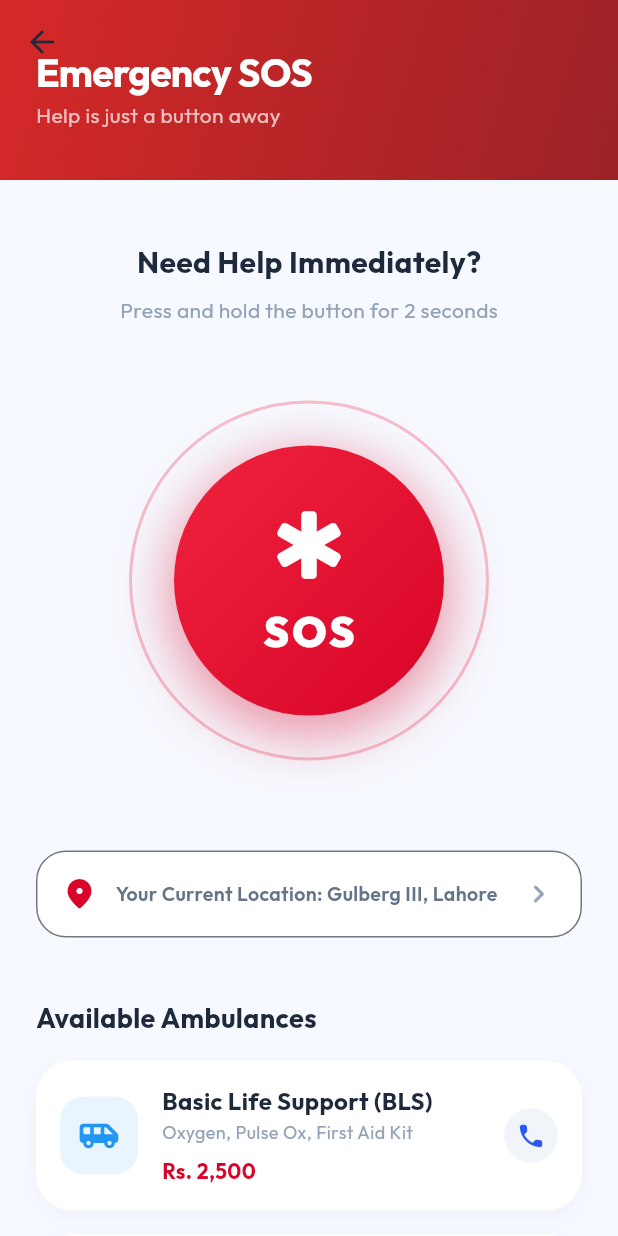
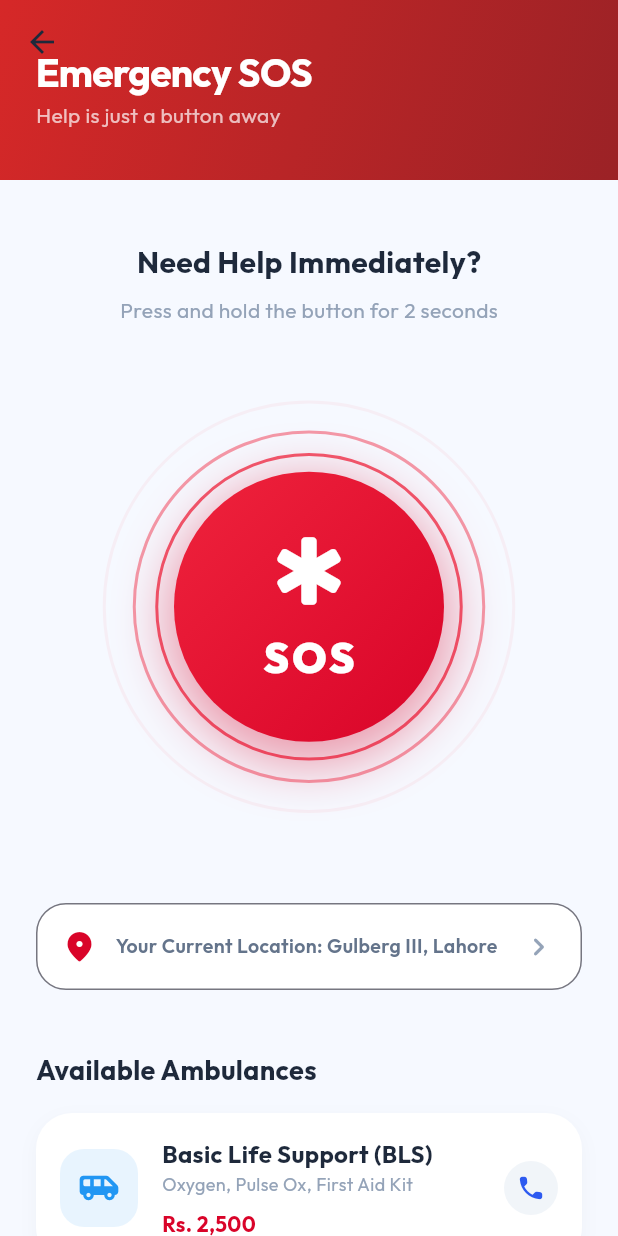
Before and after one commit to Choudhary-Khuzaim/MediMeet, a Flutter app: the AmbulanceScreen screen opened directly, on a phone screen of 412 x 824 dp. Run offline on Flutter 3.47's test engine with Material 3 defaults, Android fonts, the phone set to English and light mode, and no system bars; our stand-ins replace flutter_animate, google_fonts, shared_preferences, table_calendar; accounts and stored records are empty.

Commit message:
feat: stabilize codebase, add SOS animation, and complete localization for Pharmacy, Ambulance, and Lab Tests

```diff
--- a/lib/screens/ambulance_screen.dart
+++ b/lib/screens/ambulance_screen.dart
@@ -1,11 +1,37 @@
 import 'package:flutter/material.dart';
 import '../utils/app_colors.dart';
+import '../utils/app_localizations.dart';
 
-class AmbulanceScreen extends StatelessWidget {
+class AmbulanceScreen extends StatefulWidget {
   const AmbulanceScreen({super.key});
 
   @override
+  State<AmbulanceScreen> createState() => _AmbulanceScreenState();
+}
+
+class _AmbulanceScreenState extends State<AmbulanceScreen>
+    with SingleTickerProviderStateMixin {
+  late AnimationController _pulseController;
+
+  @override
+  void initState() {
+    super.initState();
+    _pulseController = AnimationController(
+      vsync: this,
+      duration: const Duration(milliseconds: 2000),
+    )..repeat();
+  }
+
+  @override
+  void dispose() {
+    _pulseController.dispose();
+    super.dispose();
+  }
+
+  @override
   Widget build(BuildContext context) {
+    final l10n = AppLocalizations.of(context)!;
+
     return Scaffold(
       backgroundColor: Theme.of(context).scaffoldBackgroundColor,
       body: CustomScrollView(
@@ -27,16 +53,19 @@ class AmbulanceScreen extends StatelessWidget {
                     end: Alignment.bottomRight,
                   ),
                 ),
-                child: const SafeArea(
+                child: SafeArea(
                   child: Padding(
-                    padding: EdgeInsets.symmetric(horizontal: 24, vertical: 20),
+                    padding: const EdgeInsets.symmetric(
+                      horizontal: 24,
+                      vertical: 20,
+                    ),
                     child: Column(
                       crossAxisAlignment: CrossAxisAlignment.start,
                       children: [
-                        SizedBox(height: 10),
+                        const SizedBox(height: 10),
                         Text(
-                          'Emergency SOS',
-                          style: TextStyle(
+                          l10n.emergencySos,
+                          style: const TextStyle(
                             fontSize: 26,
                             fontWeight: FontWeight.bold,
                             color: Colors.white,
@@ -44,8 +73,11 @@ class AmbulanceScreen extends StatelessWidget {
                           ),
                         ),
                         Text(
-                          'Help is just a button away',
-                          style: TextStyle(fontSize: 14, color: Colors.white70),
+                          l10n.helpJustAway,
+                          style: const TextStyle(
+                            fontSize: 14,
+                            color: Colors.white70,
+                          ),
                         ),
                       ],
                     ),
@@ -62,7 +94,7 @@ class AmbulanceScreen extends StatelessWidget {
               child: Column(
                 children: [
                   Text(
-                    'Need Help Immediately?',
+                    l10n.needHelpImmediately,
                     style: TextStyle(
                       fontSize: 20,
                       fontWeight: FontWeight.bold,
@@ -70,20 +102,32 @@ class AmbulanceScreen extends StatelessWidget {
                     ),
                   ),
                   const SizedBox(height: 8),
-                  const Text(
-                    'Press and hold the button for 2 seconds',
-                    style: TextStyle(color: AppColors.textMuted, fontSize: 14),
+                  Text(
+                    l10n.sosHoldMessage,
+                    style: const TextStyle(color: AppColors.textMuted, fontSize: 14),
                   ),
                   const SizedBox(height: 50),
                   // Animated SOS Button
                   GestureDetector(
+                    onLongPress: () {
+                      ScaffoldMessenger.of(context).showSnackBar(
+                        const SnackBar(
+                          content: Text('Dispatching emergency services...'),
+                          backgroundColor: Color(0xFFD90429),
+                          behavior: SnackBarBehavior.floating,
+                        ),
+                      );
+                    },
                     child: Stack(
                       alignment: Alignment.center,
                       children: [
                         // Pulse rings
-                        const _PulseRing(delay: 0),
-                        const _PulseRing(delay: 1),
-                        const _PulseRing(delay: 2),
+                        ...List.generate(3, (index) {
+                          return _AnimatedPulseRing(
+                            controller: _pulseController,
+                            delay: index * 0.3,
+                          );
+                        }),
                         Container(
                           width: 180,
                           height: 180,
@@ -105,18 +149,18 @@ class AmbulanceScreen extends StatelessWidget {
                               ),
                             ],
                           ),
-                          child: const Column(
+                          child: Column(
                             mainAxisAlignment: MainAxisAlignment.center,
                             children: [
-                              Icon(
+                              const Icon(
                                 Icons.emergency_rounded,
                                 color: Colors.white,
                                 size: 60,
                               ),
-                              SizedBox(height: 8),
+                              const SizedBox(height: 8),
                               Text(
-                                'SOS',
-                                style: TextStyle(
+                                l10n.sos,
+                                style: const TextStyle(
                                   color: Colors.white,
                                   fontWeight: FontWeight.w900,
                                   fontSize: 28,
@@ -145,14 +189,14 @@ class AmbulanceScreen extends StatelessWidget {
                   borderRadius: BorderRadius.circular(20),
                   border: Border.all(color: Theme.of(context).dividerColor),
                 ),
-                child: const Row(
+                child: Row(
                   children: [
-                    Icon(Icons.location_on_rounded, color: Color(0xFFD90429)),
-                    SizedBox(width: 12),
+                    const Icon(Icons.location_on_rounded, color: Color(0xFFD90429)),
+                    const SizedBox(width: 12),
                     Expanded(
                       child: Text(
-                        'Your Current Location: Gulberg III, Lahore',
-                        style: TextStyle(
+                        '${l10n.currentPosition}: Gulberg III, Lahore',
+                        style: const TextStyle(
                           fontSize: 13,
                           fontWeight: FontWeight.w600,
                         ),
@@ -160,7 +204,7 @@ class AmbulanceScreen extends StatelessWidget {
                         overflow: TextOverflow.ellipsis,
                       ),
                     ),
-                    Icon(
+                    const Icon(
                       Icons.chevron_right_rounded,
                       color: AppColors.textMuted,
                     ),
@@ -171,15 +215,15 @@ class AmbulanceScreen extends StatelessWidget {
           ),
 
           // Ambulance Categories
-          const SliverToBoxAdapter(
+          SliverToBoxAdapter(
             child: Padding(
-              padding: EdgeInsets.fromLTRB(24, 24, 24, 16),
+              padding: const EdgeInsets.fromLTRB(24, 24, 24, 16),
               child: Text(
-                'Available Ambulances',
+                l10n.availableAmbulances,
                 style: TextStyle(
                   fontSize: 18,
                   fontWeight: FontWeight.bold,
-                  color: AppColors.textPrimary,
+                  color: Theme.of(context).textTheme.titleLarge?.color,
                 ),
               ),
             ),
@@ -220,24 +264,30 @@ class AmbulanceScreen extends StatelessWidget {
   }
 }
 
-class _PulseRing extends StatelessWidget {
+class _AnimatedPulseRing extends StatelessWidget {
+  final AnimationController controller;
   final double delay;
-  const _PulseRing({required this.delay});
+
+  const _AnimatedPulseRing({required this.controller, required this.delay});
 
   @override
   Widget build(BuildContext context) {
-    // Note: In a real app, we'd use an AnimationController for the pulse effect.
-    // For now, we simulate the look.
+    return AnimatedBuilder(
+      animation: controller,
+      builder: (context, child) {
+        double value = (controller.value + delay) % 1.0;
         return Container(
-      width: 240,
-      height: 240,
+          width: 180 + (100 * value),
+          height: 180 + (100 * value),
           decoration: BoxDecoration(
             shape: BoxShape.circle,
             border: Border.all(
-          color: const Color(0xFFEF233C).withOpacity(0.1),
+              color: const Color(0xFFEF233C).withOpacity(1.0 - value),
               width: 2,
             ),
           ),
+        );
+      },
     );
   }
 }
--- a/lib/utils/app_localizations.dart
+++ b/lib/utils/app_localizations.dart
@@ -336,6 +336,37 @@ class AppLocalizations {
   String get logOutSession => _isUrdu ? 'سیشن ختم کریں' : 'Log Out Session';
   String get signOutConfirm => _isUrdu ? 'کیا آپ واقعی سیشن ختم کرنا چاہتے ہیں؟' : 'Are you sure you want to end your medical session?';
 
+  // Ambulance
+  String get ambulance => _isUrdu ? 'ایمبولینس' : 'Ambulance';
+  String get emergencySos => _isUrdu ? 'ایمرجنسی SOS' : 'Emergency SOS';
+  String get helpJustAway => _isUrdu ? 'مدد صرف ایک بٹن دور ہے' : 'Help is just a button away';
+  String get needHelpImmediately => _isUrdu ? 'کیا آپ کو فوری مدد کی ضرورت ہے؟' : 'Need Help Immediately?';
+  String get sosHoldMessage => _isUrdu ? 'بٹن کو 2 سیکنڈ تک دبائے رکھیں' : 'Press and hold the button for 2 seconds';
+  String get sos => _isUrdu ? 'ایس او ایس' : 'SOS';
+  String get currentPosition => _isUrdu ? 'آپ کا موجودہ مقام' : 'Your Current Location';
+  String get availableAmbulances => _isUrdu ? 'دستیاب ایمبولینسیں' : 'Available Ambulances';
+
+  // Pharmacy
+  String get mediShop => _isUrdu ? 'میڈی شاپ' : 'MediShop';
+  String get authenticMedicines => _isUrdu ? 'اصلی ادویات آپ کی دہلیز پر' : 'Authentic medicines delivered to your doorstep';
+  String get flatOffer => _isUrdu ? 'فلیٹ 20% رعایت' : 'Flat 20% OFF';
+  String get offerDesc => _isUrdu ? 'تمام صحت کی ضروریات پر' : 'On all healthcare essentials';
+  String get shopNow => _isUrdu ? 'ابھی خریدیں' : 'SHOP NOW';
+  String get categories => _isUrdu ? 'زمرہ جات' : 'Categories';
+  String get bestSellers => _isUrdu ? 'بہترین فروخت' : 'Best Sellers';
+
+  // Lab Tests
+  String get labTests => _isUrdu ? 'لیب ٹیسٹ' : 'Lab Tests';
+  String get accurateResults => _isUrdu ? 'مصدقہ لیبز اور درست نتائج' : 'Certified labs & accurate results';
+  String get freeHomeCollection => _isUrdu ? 'مفت ہوم سیمپل کلیکشن' : 'Free Home Sample Collection';
+  String get bookVisit => _isUrdu ? 'وزٹ بک کریں' : 'BOOK VISIT';
+  String get browseByCategory => _isUrdu ? 'زمرہ کے لحاظ سے دیکھیں' : 'Browse By Category';
+  String get popularTests => _isUrdu ? 'مشہور لیب ٹیسٹ' : 'Popular Lab Tests';
+
+  // Home Screen Extra
+  String get pharmacy => _isUrdu ? 'فارمیسی' : 'Pharmacy';
+  String get fastDelivery => _isUrdu ? 'تیز ترسیل' : 'Fast Delivery';
+
   bool get _isUrdu => locale.languageCode == 'ur';
 }
 
```
Also changed, not shown: lib/screens/home_screen.dart (+8 -7 lines), lib/screens/lab_tests_screen.dart (+23 -19 lines), lib/screens/pharmacy_screen.dart (+21 -16 lines), lib/widgets/main_drawer.dart (+14 -13 lines). Lines whose indentation alone changed are shown as unchanged.
